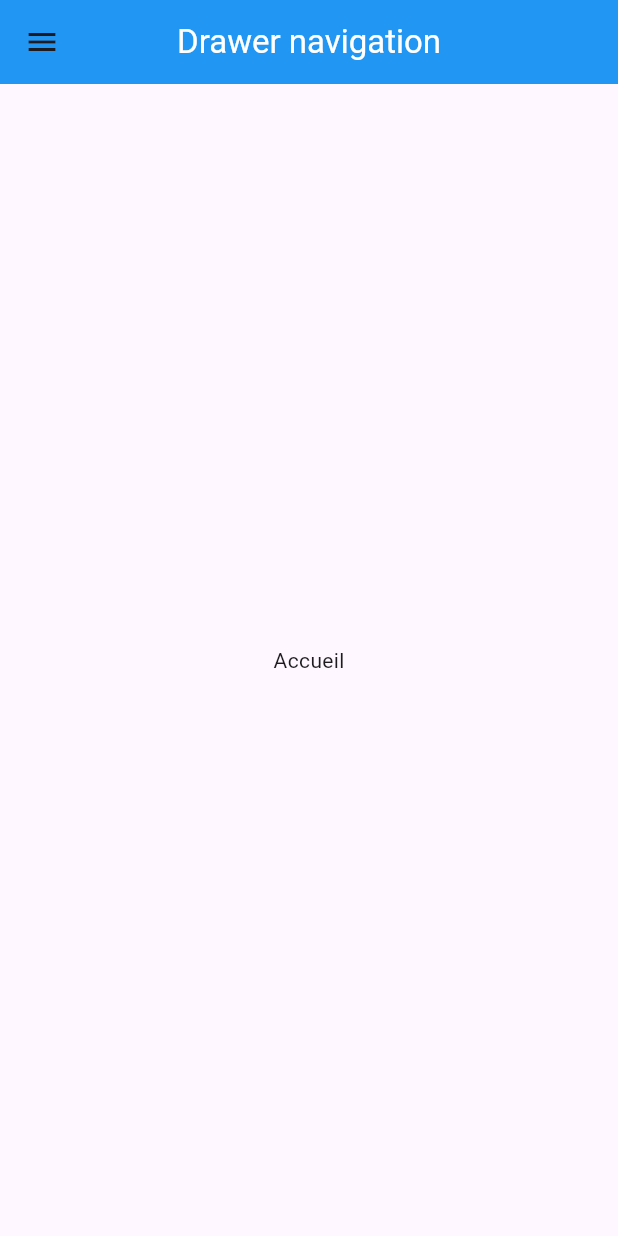
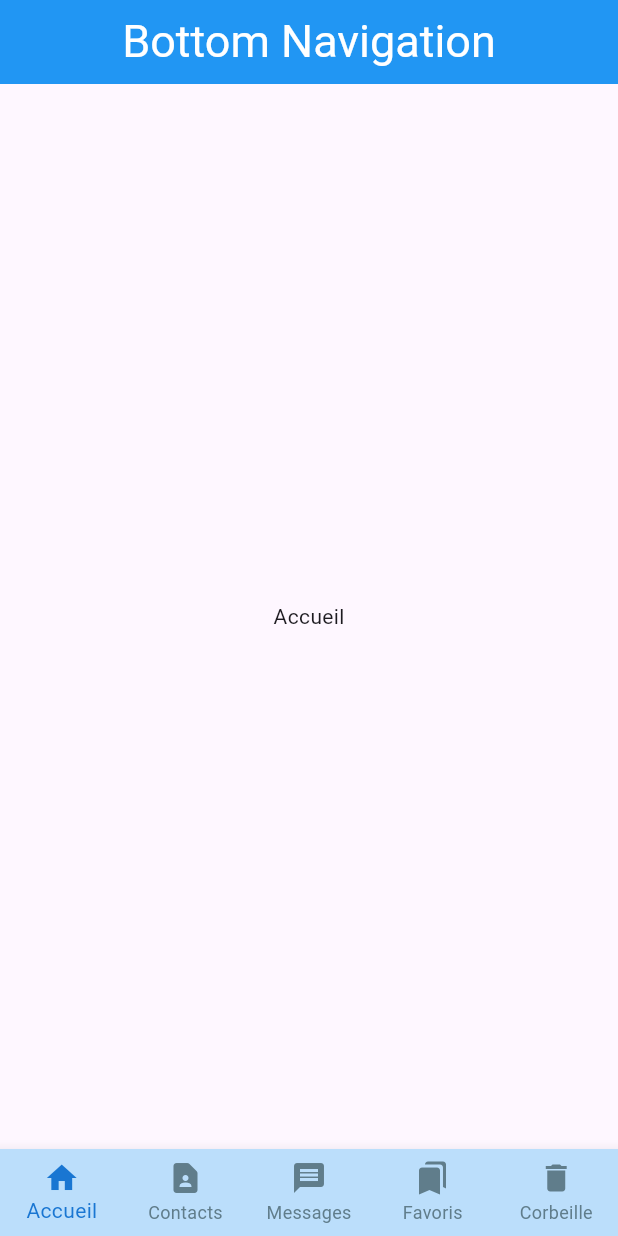
Before and after one commit to cisse410/basics_of_widgets, a Flutter app: the screen it shows after launch, on a phone screen of 412 x 824 dp. Run offline on Flutter 3.47's test engine with Material 3 defaults, Android fonts, the phone set to English and light mode, and no system bars; our stand-ins replace cached_network_image.

Commit message:
bottom navigation bar

```diff
--- /dev/null
+++ b/lib/bottom-navbar/bottom_navbar_items.dart
@@ -0,0 +1,22 @@
+import 'package:flutter/material.dart';
+
+class BottomNavItems {
+  static const Color bottomNavItemColor = Colors.blueGrey;
+  static Color bottomNavItemSelectedColor = Colors.blue.shade700;
+
+  static final bottomNavItemText = [
+    'Accueil',
+    'Contacts',
+    'Messages',
+    'Favoris',
+    'Corbeille',
+  ];
+
+  static final bottomNavItemIcon = [
+    Icons.home,
+    Icons.contact_page_rounded,
+    Icons.message,
+    Icons.bookmarks,
+    Icons.delete,
+  ];
+}
--- a/lib/main.dart
+++ b/lib/main.dart
@@ -1,5 +1,5 @@
 import 'package:flutter/material.dart';
-import 'package:johan/drawer/drawer.dart';
+import 'package:johan/widgets/bottom_navbar.dart';
 
 void main() => runApp(const App());
 
@@ -10,7 +10,7 @@ class App extends StatelessWidget {
   Widget build(BuildContext context) {
     return const MaterialApp(
       debugShowCheckedModeBanner: false,
-      home: DrawerNavigation(),
+      home: BottomNav(),
     );
   }
 }
--- /dev/null
+++ b/lib/widgets/bottom_navbar.dart
@@ -0,0 +1,78 @@
+import 'package:flutter/material.dart';
+import 'package:johan/bottom-navbar/bottom_navbar_items.dart';
+
+class BottomNav extends StatefulWidget {
+  const BottomNav({super.key});
+
+  @override
+  State<BottomNav> createState() => _BottomNavState();
+}
+
+class _BottomNavState extends State<BottomNav> {
+  var indexClick = 0;
+  final pages = [
+    const Center(
+      child: Text('Accueil'),
+    ),
+    const Center(
+      child: Text('Contacts'),
+    ),
+    const Center(
+      child: Text('Messages'),
+    ),
+    const Center(
+      child: Text('Favoris'),
+    ),
+    const Center(
+      child: Text('Corbeille'),
+    ),
+  ];
+  @override
+  Widget build(BuildContext context) {
+    return Scaffold(
+      appBar: AppBar(
+        title: const Text(
+          'Bottom Navigation',
+          style: TextStyle(color: Colors.white, fontSize: 30),
+        ),
+        centerTitle: true,
+        backgroundColor: Colors.blue,
+      ),
+      body: pages[indexClick],
+      bottomNavigationBar: BottomNavigationBar(
+        backgroundColor: Colors.blue.shade100,
+        type: BottomNavigationBarType.fixed,
+        selectedItemColor: BottomNavItems.bottomNavItemSelectedColor,
+        unselectedItemColor: BottomNavItems.bottomNavItemColor,
+        currentIndex: indexClick,
+        onTap: (value) {
+          setState(() {
+            indexClick = value;
+          });
+        },
+        items: [
+          BottomNavigationBarItem(
+            icon: Icon(BottomNavItems.bottomNavItemIcon[0]),
+            label: BottomNavItems.bottomNavItemText[0],
+          ),
+          BottomNavigationBarItem(
+            icon: Icon(BottomNavItems.bottomNavItemIcon[1]),
+            label: BottomNavItems.bottomNavItemText[1],
+          ),
+          BottomNavigationBarItem(
+            icon: Icon(BottomNavItems.bottomNavItemIcon[2]),
+            label: BottomNavItems.bottomNavItemText[2],
+          ),
+          BottomNavigationBarItem(
+            icon: Icon(BottomNavItems.bottomNavItemIcon[3]),
+            label: BottomNavItems.bottomNavItemText[3],
+          ),
+          BottomNavigationBarItem(
+            icon: Icon(BottomNavItems.bottomNavItemIcon[4]),
+            label: BottomNavItems.bottomNavItemText[4],
+          ),
+        ],
+      ),
+    );
+  }
+}
```
